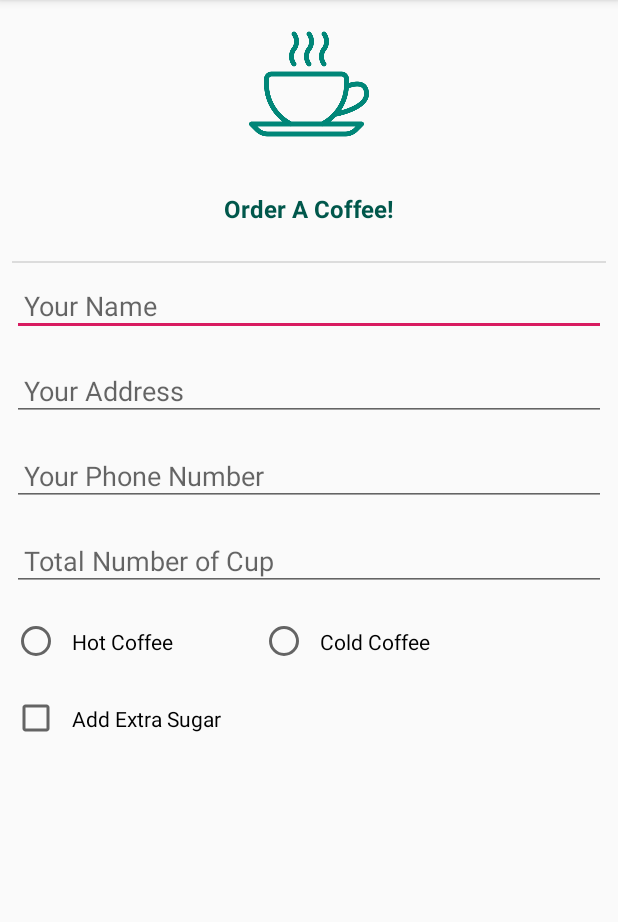
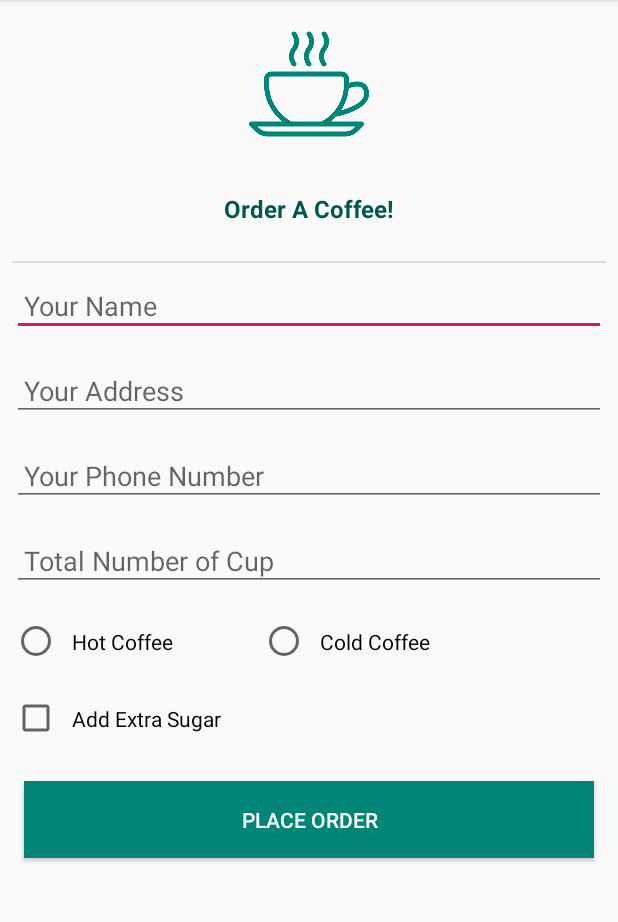
Before and after one commit to inverseai/Android_Academy, an Android app: the screen it shows after launch (MainActivity), on a phone screen of 412 x 824 dp, the part 84-1006 px from its top. Run offline under Robolectric (Android 15) with nearby library versions, the phone set to English and light mode, and no system bars.

Commit message:
added button widget for placing order

```diff
--- a/01.UIComponents/app/src/main/res/layout/activity_main.xml
+++ b/01.UIComponents/app/src/main/res/layout/activity_main.xml
@@ -100,4 +100,13 @@
         android:text="@string/add_extra_sugar"
         android:layout_margin="@dimen/default_margin_padding"/>
 
+    <Button
+        android:layout_width="match_parent"
+        android:layout_height="wrap_content"
+        android:layout_margin="@dimen/double_margin_padding"
+        android:padding="@dimen/double_margin_padding"
+        android:text="@string/place_order"
+        android:textColor="@android:color/white"
+        android:background="@color/colorPrimary"/>
+
 </LinearLayout>
--- a/01.UIComponents/app/src/main/res/values/dimens.xml
+++ b/01.UIComponents/app/src/main/res/values/dimens.xml
@@ -1,5 +1,6 @@
 <?xml version="1.0" encoding="utf-8"?>
 <resources>
     <dimen name="default_margin_padding">8dp</dimen>
+    <dimen name="double_margin_padding">16dp</dimen>
     <dimen name="default_font_size">16sp</dimen>
 </resources>
--- a/01.UIComponents/app/src/main/res/values/strings.xml
+++ b/01.UIComponents/app/src/main/res/values/strings.xml
@@ -8,4 +8,5 @@
     <string name="add_extra_sugar">Add Extra Sugar</string>
     <string name="hot_coffee">Hot Coffee</string>
     <string name="cold_coffee">Cold Coffee</string>
+    <string name="place_order">Place Order</string>
 </resources>
```
